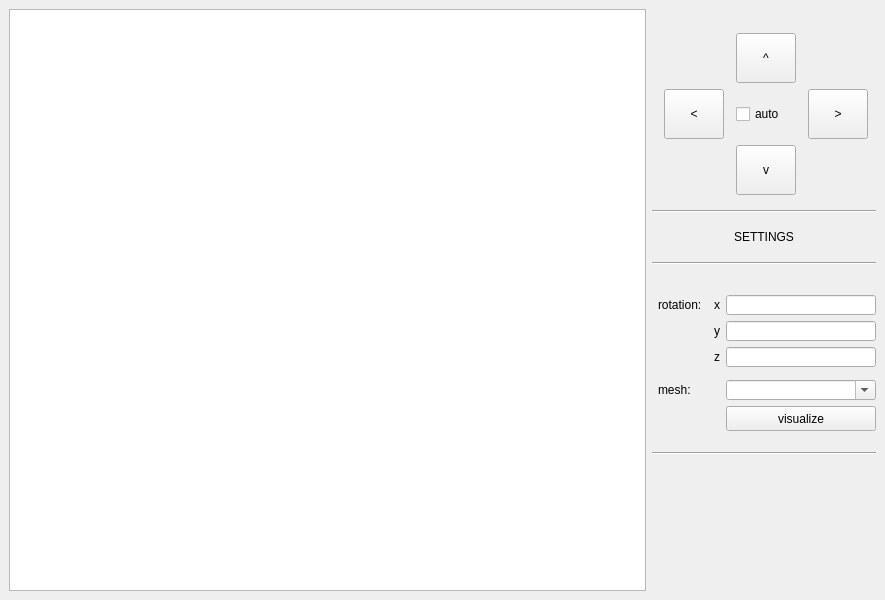
Dolaxom/C_3DEngine, file src/qt/mainwindow.ui: the form before one commit.
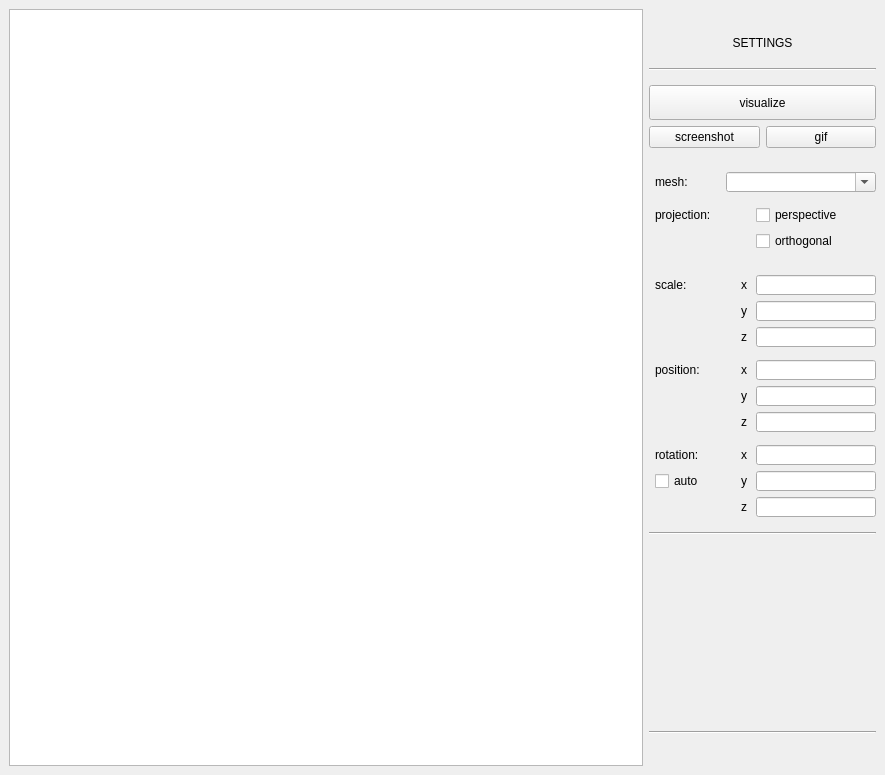
The form after the commit.

Diff of the .ui file:
```diff
--- a/src/qt/mainwindow.ui
+++ b/src/qt/mainwindow.ui
@@ -7,9 +7,15 @@
     <x>0</x>
     <y>0</y>
     <width>885</width>
-    <height>600</height>
+    <height>700</height>
    </rect>
   </property>
+  <property name="minimumSize">
+   <size>
+    <width>0</width>
+    <height>0</height>
+   </size>
+  </property>
   <property name="maximumSize">
    <size>
     <width>16777215</width>
@@ -21,37 +27,71 @@
   </property>
   <widget class="QWidget" name="centralwidget">
    <layout class="QGridLayout" name="gridLayout">
-    <item row="9" column="2" colspan="4">
-     <widget class="Line" name="line">
-      <property name="minimumSize">
+    <item row="13" column="6">
+     <widget class="QCheckBox" name="persc">
+      <property name="maximumSize">
        <size>
-        <width>0</width>
+        <width>16777215</width>
         <height>20</height>
        </size>
       </property>
-      <property name="orientation">
-       <enum>Qt::Horizontal</enum>
+      <property name="text">
+       <string>perspective</string>
       </property>
      </widget>
     </item>
-    <item row="16" column="5" rowspan="2">
-     <widget class="QPushButton" name="visualizeb">
-      <property name="minimumSize">
+    <item row="19" column="6">
+     <widget class="QLineEdit" name="syedit">
+      <property name="maximumSize">
        <size>
-        <width>0</width>
-        <height>25</height>
+        <width>120</width>
+        <height>20</height>
        </size>
       </property>
+     </widget>
+    </item>
+    <item row="26" column="6">
+     <widget class="QLineEdit" name="rxedit">
+      <property name="maximumSize">
+       <size>
+        <width>120</width>
+        <height>20</height>
+       </size>
+      </property>
+     </widget>
+    </item>
+    <item row="22" column="3">
+     <widget class="QLabel" name="positionl">
       <property name="text">
-       <string>visualize</string>
+       <string>position:</string>
       </property>
      </widget>
     </item>
-    <item row="12" column="5">
-     <widget class="QLineEdit" name="lineEdit_2">
+    <item row="18" column="6">
+     <widget class="QLineEdit" name="sxedit">
+      <property name="maximumSize">
+       <size>
+        <width>120</width>
+        <height>20</height>
+       </size>
+      </property>
+     </widget>
+    </item>
+    <item row="23" column="6">
+     <widget class="QLineEdit" name="pyedit">
+      <property name="maximumSize">
+       <size>
+        <width>120</width>
+        <height>20</height>
+       </size>
+      </property>
+     </widget>
+    </item>
+    <item row="11" column="4" colspan="3">
+     <widget class="QComboBox" name="meshd">
       <property name="minimumSize">
        <size>
-        <width>100</width>
+        <width>0</width>
         <height>20</height>
        </size>
       </property>
@@ -61,22 +101,190 @@
         <height>20</height>
        </size>
       </property>
+      <property name="editable">
+       <bool>true</bool>
+      </property>
+      <property name="currentText">
+       <string/>
+      </property>
+      <property name="placeholderText">
+       <string>materials/raw/monkey.obj</string>
+      </property>
+      <property name="frame">
+       <bool>true</bool>
+      </property>
      </widget>
     </item>
-    <item row="22" column="5">
-     <spacer name="verticalSpacer_2">
+    <item row="18" column="5">
+     <widget class="QLabel" name="sxl">
+      <property name="maximumSize">
+       <size>
+        <width>10</width>
+        <height>20</height>
+       </size>
+      </property>
+      <property name="text">
+       <string>x</string>
+      </property>
+     </widget>
+    </item>
+    <item row="11" column="3">
+     <widget class="QLabel" name="meshl">
+      <property name="minimumSize">
+       <size>
+        <width>50</width>
+        <height>20</height>
+       </size>
+      </property>
+      <property name="maximumSize">
+       <size>
+        <width>50</width>
+        <height>20</height>
+       </size>
+      </property>
+      <property name="text">
+       <string>mesh:</string>
+      </property>
+     </widget>
+    </item>
+    <item row="18" column="3">
+     <widget class="QLabel" name="scalel">
+      <property name="minimumSize">
+       <size>
+        <width>65</width>
+        <height>20</height>
+       </size>
+      </property>
+      <property name="maximumSize">
+       <size>
+        <width>65</width>
+        <height>20</height>
+       </size>
+      </property>
+      <property name="text">
+       <string>scale:</string>
+      </property>
+     </widget>
+    </item>
+    <item row="25" column="6">
+     <spacer name="verticalSpacer_4">
       <property name="orientation">
        <enum>Qt::Vertical</enum>
       </property>
+      <property name="sizeType">
+       <enum>QSizePolicy::Fixed</enum>
+      </property>
       <property name="sizeHint" stdset="0">
        <size>
         <width>20</width>
-        <height>40</height>
+        <height>1</height>
        </size>
       </property>
      </spacer>
     </item>
-    <item row="8" column="2" colspan="4">
+    <item row="22" column="6">
+     <widget class="QLineEdit" name="pxedit">
+      <property name="maximumSize">
+       <size>
+        <width>120</width>
+        <height>20</height>
+       </size>
+      </property>
+     </widget>
+    </item>
+    <item row="0" column="0" rowspan="48">
+     <widget class="QGraphicsView" name="camera">
+      <property name="minimumSize">
+       <size>
+        <width>300</width>
+        <height>300</height>
+       </size>
+      </property>
+     </widget>
+    </item>
+    <item row="13" column="3" colspan="3">
+     <widget class="QLabel" name="projectionl">
+      <property name="text">
+       <string>projection:</string>
+      </property>
+     </widget>
+    </item>
+    <item row="24" column="6">
+     <widget class="QLineEdit" name="pzedit">
+      <property name="maximumSize">
+       <size>
+        <width>120</width>
+        <height>20</height>
+       </size>
+      </property>
+     </widget>
+    </item>
+    <item row="28" column="6">
+     <widget class="QLineEdit" name="rzedit">
+      <property name="maximumSize">
+       <size>
+        <width>120</width>
+        <height>20</height>
+       </size>
+      </property>
+     </widget>
+    </item>
+    <item row="23" column="5">
+     <widget class="QLabel" name="pyl">
+      <property name="text">
+       <string>y</string>
+      </property>
+     </widget>
+    </item>
+    <item row="12" column="3">
+     <spacer name="verticalSpacer_5">
+      <property name="orientation">
+       <enum>Qt::Vertical</enum>
+      </property>
+      <property name="sizeType">
+       <enum>QSizePolicy::Fixed</enum>
+      </property>
+      <property name="sizeHint" stdset="0">
+       <size>
+        <width>20</width>
+        <height>1</height>
+       </size>
+      </property>
+     </spacer>
+    </item>
+    <item row="29" column="2" colspan="5">
+     <widget class="Line" name="line_3">
+      <property name="minimumSize">
+       <size>
+        <width>0</width>
+        <height>20</height>
+       </size>
+      </property>
+      <property name="orientation">
+       <enum>Qt::Horizontal</enum>
+      </property>
+     </widget>
+    </item>
+    <item row="43" column="2" colspan="5">
+     <widget class="Line" name="line_2">
+      <property name="minimumSize">
+       <size>
+        <width>0</width>
+        <height>20</height>
+       </size>
+      </property>
+      <property name="maximumSize">
+       <size>
+        <width>16777215</width>
+        <height>20</height>
+       </size>
+      </property>
+      <property name="orientation">
+       <enum>Qt::Horizontal</enum>
+      </property>
+     </widget>
+    </item>
+    <item row="4" column="2" colspan="5">
      <widget class="QLabel" name="settingsl">
       <property name="minimumSize">
        <size>
@@ -101,7 +309,216 @@
       </property>
      </widget>
     </item>
-    <item row="21" column="3" colspan="3">
+    <item row="6" column="2" colspan="5">
+     <widget class="QPushButton" name="visualizeb">
+      <property name="minimumSize">
+       <size>
+        <width>170</width>
+        <height>35</height>
+       </size>
+      </property>
+      <property name="text">
+       <string>visualize</string>
+      </property>
+     </widget>
+    </item>
+    <item row="28" column="5">
+     <widget class="QLabel" name="rzl">
+      <property name="text">
+       <string>z</string>
+      </property>
+     </widget>
+    </item>
+    <item row="21" column="6">
+     <spacer name="verticalSpacer_3">
+      <property name="orientation">
+       <enum>Qt::Vertical</enum>
+      </property>
+      <property name="sizeType">
+       <enum>QSizePolicy::Fixed</enum>
+      </property>
+      <property name="sizeHint" stdset="0">
+       <size>
+        <width>20</width>
+        <height>1</height>
+       </size>
+      </property>
+     </spacer>
+    </item>
+    <item row="20" column="6">
+     <widget class="QLineEdit" name="szedit">
+      <property name="maximumSize">
+       <size>
+        <width>120</width>
+        <height>20</height>
+       </size>
+      </property>
+     </widget>
+    </item>
+    <item row="22" column="5">
+     <widget class="QLabel" name="pxl">
+      <property name="text">
+       <string>x</string>
+      </property>
+     </widget>
+    </item>
+    <item row="19" column="5">
+     <widget class="QLabel" name="syl">
+      <property name="text">
+       <string>y</string>
+      </property>
+     </widget>
+    </item>
+    <item row="20" column="5">
+     <widget class="QLabel" name="szl">
+      <property name="maximumSize">
+       <size>
+        <width>10</width>
+        <height>20</height>
+       </size>
+      </property>
+      <property name="text">
+       <string>z</string>
+      </property>
+     </widget>
+    </item>
+    <item row="27" column="5">
+     <widget class="QLabel" name="ryl">
+      <property name="text">
+       <string>y</string>
+      </property>
+     </widget>
+    </item>
+    <item row="30" column="3" colspan="4">
+     <widget class="QLabel" name="resultl">
+      <property name="minimumSize">
+       <size>
+        <width>0</width>
+        <height>25</height>
+       </size>
+      </property>
+      <property name="text">
+       <string/>
+      </property>
+      <property name="alignment">
+       <set>Qt::AlignBottom|Qt::AlignHCenter</set>
+      </property>
+     </widget>
+    </item>
+    <item row="27" column="6">
+     <widget class="QLineEdit" name="ryedit">
+      <property name="maximumSize">
+       <size>
+        <width>120</width>
+        <height>20</height>
+       </size>
+      </property>
+     </widget>
+    </item>
+    <item row="26" column="5">
+     <widget class="QLabel" name="rxl">
+      <property name="text">
+       <string>x</string>
+      </property>
+     </widget>
+    </item>
+    <item row="27" column="3">
+     <widget class="QCheckBox" name="autorotationc">
+      <property name="minimumSize">
+       <size>
+        <width>0</width>
+        <height>20</height>
+       </size>
+      </property>
+      <property name="maximumSize">
+       <size>
+        <width>16777215</width>
+        <height>20</height>
+       </size>
+      </property>
+      <property name="text">
+       <string>auto</string>
+      </property>
+     </widget>
+    </item>
+    <item row="26" column="3">
+     <widget class="QLabel" name="rotationl">
+      <property name="maximumSize">
+       <size>
+        <width>65</width>
+        <height>20</height>
+       </size>
+      </property>
+      <property name="text">
+       <string>rotation:</string>
+      </property>
+     </widget>
+    </item>
+    <item row="7" column="2" colspan="5">
+     <layout class="QHBoxLayout" name="horizontalLayout_4">
+      <item>
+       <widget class="QPushButton" name="screenb">
+        <property name="text">
+         <string>screenshot</string>
+        </property>
+       </widget>
+      </item>
+      <item>
+       <widget class="QPushButton" name="gifb">
+        <property name="text">
+         <string>gif</string>
+        </property>
+       </widget>
+      </item>
+     </layout>
+    </item>
+    <item row="46" column="6">
+     <spacer name="verticalSpacer_2">
+      <property name="orientation">
+       <enum>Qt::Vertical</enum>
+      </property>
+      <property name="sizeHint" stdset="0">
+       <size>
+        <width>20</width>
+        <height>40</height>
+       </size>
+      </property>
+     </spacer>
+    </item>
+    <item row="5" column="2" colspan="5">
+     <widget class="Line" name="line">
+      <property name="minimumSize">
+       <size>
+        <width>0</width>
+        <height>20</height>
+       </size>
+      </property>
+      <property name="orientation">
+       <enum>Qt::Horizontal</enum>
+      </property>
+     </widget>
+    </item>
+    <item row="24" column="5">
+     <widget class="QLabel" name="pzl">
+      <property name="text">
+       <string>z</string>
+      </property>
+     </widget>
+    </item>
+    <item row="14" column="6">
+     <widget class="QCheckBox" name="orthc">
+      <property name="maximumSize">
+       <size>
+        <width>16777215</width>
+        <height>20</height>
+       </size>
+      </property>
+      <property name="text">
+       <string>orthogonal</string>
+      </property>
+     </widget>
+    </item>
+    <item row="31" column="3" colspan="4">
      <widget class="QLabel" name="errl">
       <property name="minimumSize">
        <size>
@@ -126,290 +543,6 @@
       </property>
      </widget>
     </item>
-    <item row="13" column="4">
-     <widget class="QLabel" name="zl">
-      <property name="text">
-       <string>z</string>
-      </property>
-     </widget>
-    </item>
-    <item row="7" column="2" colspan="4">
-     <widget class="Line" name="line_2">
-      <property name="minimumSize">
-       <size>
-        <width>0</width>
-        <height>20</height>
-       </size>
-      </property>
-      <property name="orientation">
-       <enum>Qt::Horizontal</enum>
-      </property>
-     </widget>
-    </item>
-    <item row="11" column="5">
-     <widget class="QLineEdit" name="lineEdit">
-      <property name="maximumSize">
-       <size>
-        <width>150</width>
-        <height>20</height>
-       </size>
-      </property>
-     </widget>
-    </item>
-    <item row="11" column="4">
-     <widget class="QLabel" name="xl">
-      <property name="text">
-       <string>x</string>
-      </property>
-     </widget>
-    </item>
-    <item row="14" column="5">
-     <spacer name="verticalSpacer_4">
-      <property name="orientation">
-       <enum>Qt::Vertical</enum>
-      </property>
-      <property name="sizeType">
-       <enum>QSizePolicy::Fixed</enum>
-      </property>
-      <property name="sizeHint" stdset="0">
-       <size>
-        <width>20</width>
-        <height>1</height>
-       </size>
-      </property>
-     </spacer>
-    </item>
-    <item row="4" column="3" rowspan="3" colspan="3">
-     <layout class="QGridLayout" name="gridLayout_2">
-      <item row="1" column="0">
-       <widget class="QPushButton" name="leftb">
-        <property name="minimumSize">
-         <size>
-          <width>50</width>
-          <height>50</height>
-         </size>
-        </property>
-        <property name="maximumSize">
-         <size>
-          <width>60</width>
-          <height>50</height>
-         </size>
-        </property>
-        <property name="text">
-         <string>&lt;</string>
-        </property>
-       </widget>
-      </item>
-      <item row="1" column="1">
-       <widget class="QCheckBox" name="autoc">
-        <property name="maximumSize">
-         <size>
-          <width>60</width>
-          <height>50</height>
-         </size>
-        </property>
-        <property name="text">
-         <string>auto</string>
-        </property>
-       </widget>
-      </item>
-      <item row="0" column="1">
-       <widget class="QPushButton" name="upb">
-        <property name="minimumSize">
-         <size>
-          <width>50</width>
-          <height>50</height>
-         </size>
-        </property>
-        <property name="maximumSize">
-         <size>
-          <width>60</width>
-          <height>50</height>
-         </size>
-        </property>
-        <property name="text">
-         <string>^</string>
-        </property>
-        <property name="autoDefault">
-         <bool>false</bool>
-        </property>
-       </widget>
-      </item>
-      <item row="1" column="2">
-       <widget class="QPushButton" name="rightb">
-        <property name="minimumSize">
-         <size>
-          <width>50</width>
-          <height>50</height>
-         </size>
-        </property>
-        <property name="maximumSize">
-         <size>
-          <width>60</width>
-          <height>50</height>
-         </size>
-        </property>
-        <property name="text">
-         <string>&gt;</string>
-        </property>
-       </widget>
-      </item>
-      <item row="2" column="1">
-       <widget class="QPushButton" name="downb">
-        <property name="minimumSize">
-         <size>
-          <width>50</width>
-          <height>50</height>
-         </size>
-        </property>
-        <property name="maximumSize">
-         <size>
-          <width>60</width>
-          <height>50</height>
-         </size>
-        </property>
-        <property name="text">
-         <string>v</string>
-        </property>
-        <property name="flat">
-         <bool>false</bool>
-        </property>
-       </widget>
-      </item>
-     </layout>
-    </item>
-    <item row="12" column="4">
-     <widget class="QLabel" name="yl">
-      <property name="text">
-       <string>y</string>
-      </property>
-     </widget>
-    </item>
-    <item row="0" column="0" rowspan="24">
-     <widget class="QGraphicsView" name="camera">
-      <property name="minimumSize">
-       <size>
-        <width>300</width>
-        <height>300</height>
-       </size>
-      </property>
-     </widget>
-    </item>
-    <item row="15" column="3">
-     <widget class="QLabel" name="meshl">
-      <property name="minimumSize">
-       <size>
-        <width>50</width>
-        <height>20</height>
-       </size>
-      </property>
-      <property name="text">
-       <string>mesh:</string>
-      </property>
-     </widget>
-    </item>
-    <item row="11" column="3">
-     <widget class="QLabel" name="rotatel">
-      <property name="minimumSize">
-       <size>
-        <width>50</width>
-        <height>20</height>
-       </size>
-      </property>
-      <property name="text">
-       <string>rotation:  </string>
-      </property>
-     </widget>
-    </item>
-    <item row="10" column="5">
-     <spacer name="verticalSpacer">
-      <property name="orientation">
-       <enum>Qt::Vertical</enum>
-      </property>
-      <property name="sizeType">
-       <enum>QSizePolicy::Fixed</enum>
-      </property>
-      <property name="sizeHint" stdset="0">
-       <size>
-        <width>20</width>
-        <height>10</height>
-       </size>
-      </property>
-     </spacer>
-    </item>
-    <item row="15" column="5">
-     <widget class="QComboBox" name="meshd">
-      <property name="minimumSize">
-       <size>
-        <width>150</width>
-        <height>20</height>
-       </size>
-      </property>
-      <property name="maximumSize">
-       <size>
-        <width>150</width>
-        <height>16777215</height>
-       </size>
-      </property>
-      <property name="editable">
-       <bool>true</bool>
-      </property>
-      <property name="currentText">
-       <string/>
-      </property>
-      <property name="placeholderText">
-       <string>materials/raw/monkey.obj</string>
-      </property>
-      <property name="frame">
-       <bool>true</bool>
-      </property>
-     </widget>
-    </item>
-    <item row="13" column="5">
-     <widget class="QLineEdit" name="lineEdit_3">
-      <property name="minimumSize">
-       <size>
-        <width>100</width>
-        <height>20</height>
-       </size>
-      </property>
-      <property name="maximumSize">
-       <size>
-        <width>150</width>
-        <height>20</height>
-       </size>
-      </property>
-     </widget>
-    </item>
-    <item row="19" column="2" colspan="4">
-     <widget class="Line" name="line_3">
-      <property name="minimumSize">
-       <size>
-        <width>0</width>
-        <height>20</height>
-       </size>
-      </property>
-      <property name="orientation">
-       <enum>Qt::Horizontal</enum>
-      </property>
-     </widget>
-    </item>
-    <item row="20" column="3" colspan="3">
-     <widget class="QLabel" name="resultl">
-      <property name="minimumSize">
-       <size>
-        <width>0</width>
-        <height>25</height>
-       </size>
-      </property>
-      <property name="text">
-       <string/>
-      </property>
-      <property name="alignment">
-       <set>Qt::AlignBottom|Qt::AlignHCenter</set>
-      </property>
-     </widget>
-    </item>
    </layout>
   </widget>
  </widget>
```
